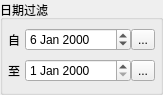
oaheiw/darwinner, file cosmetic_src/CommonQt/DateBox.ui: the form before one commit.
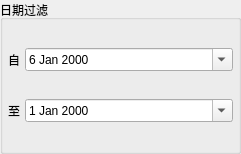
The form after the commit. Icons and pictures are not drawn.

Diff of the .ui file:
```diff
--- a/cosmetic_src/CommonQt/DateBox.ui
+++ b/cosmetic_src/CommonQt/DateBox.ui
@@ -7,8 +7,8 @@
    <rect>
     <x>0</x>
     <y>0</y>
-    <width>163</width>
-    <height>95</height>
+    <width>241</width>
+    <height>154</height>
    </rect>
   </property>
   <property name="sizePolicy">
@@ -35,6 +35,9 @@
      <property name="title">
       <string>日期过滤</string>
      </property>
+     <property name="flat">
+      <bool>false</bool>
+     </property>
      <layout class="QVBoxLayout" name="verticalLayout_2">
       <property name="spacing">
        <number>5</number>
@@ -58,12 +61,18 @@
          </widget>
         </item>
         <item>
-         <layout class="QHBoxLayout" name="horizontalLayout_2" stretch="0,0">
+         <layout class="QHBoxLayout" name="horizontalLayout_2" stretch="0">
           <property name="spacing">
            <number>0</number>
           </property>
           <item>
            <widget class="QDateEdit" name="fromDate">
+            <property name="currentSection">
+             <enum>QDateTimeEdit::DaySection</enum>
+            </property>
+            <property name="calendarPopup">
+             <bool>true</bool>
+            </property>
             <property name="date">
              <date>
               <year>2000</year>
@@ -73,32 +82,6 @@
             </property>
            </widget>
           </item>
-          <item>
-           <widget class="QToolButton" name="fromToolButton">
-            <property name="text">
-             <string>...</string>
-            </property>
-            <property name="icon">
-             <iconset resource="../Cosmetic/Cosmetic.qrc">
-              <normaloff>:/common/Resources/1downarrow.png</normaloff>:/common/Resources/1downarrow.png</iconset>
-            </property>
-            <property name="iconSize">
-             <size>
-              <width>18</width>
-              <height>18</height>
-             </size>
-            </property>
-            <property name="checkable">
-             <bool>true</bool>
-            </property>
-            <property name="checked">
-             <bool>false</bool>
-            </property>
-            <property name="toolButtonStyle">
-             <enum>Qt::ToolButtonIconOnly</enum>
-            </property>
-           </widget>
-          </item>
          </layout>
         </item>
        </layout>
@@ -119,12 +102,18 @@
          </widget>
         </item>
         <item>
-         <layout class="QHBoxLayout" name="horizontalLayout_3" stretch="0,0">
+         <layout class="QHBoxLayout" name="horizontalLayout_3" stretch="0">
           <property name="spacing">
            <number>0</number>
           </property>
           <item>
            <widget class="QDateEdit" name="toDate">
+            <property name="currentSection">
+             <enum>QDateTimeEdit::DaySection</enum>
+            </property>
+            <property name="calendarPopup">
+             <bool>true</bool>
+            </property>
             <property name="date">
              <date>
               <year>2000</year>
@@ -134,32 +123,6 @@
             </property>
            </widget>
           </item>
-          <item>
-           <widget class="QToolButton" name="toToolButton">
-            <property name="text">
-             <string>...</string>
-            </property>
-            <property name="icon">
-             <iconset resource="../Cosmetic/Cosmetic.qrc">
-              <normaloff>:/common/Resources/1downarrow.png</normaloff>:/common/Resources/1downarrow.png</iconset>
-            </property>
-            <property name="iconSize">
-             <size>
-              <width>18</width>
-              <height>18</height>
-             </size>
-            </property>
-            <property name="checkable">
-             <bool>true</bool>
-            </property>
-            <property name="checked">
-             <bool>false</bool>
-            </property>
-            <property name="toolButtonStyle">
-             <enum>Qt::ToolButtonIconOnly</enum>
-            </property>
-           </widget>
-          </item>
          </layout>
         </item>
        </layout>
```
Left out of the diff: 48 changed lines with no effect on the pictures.
